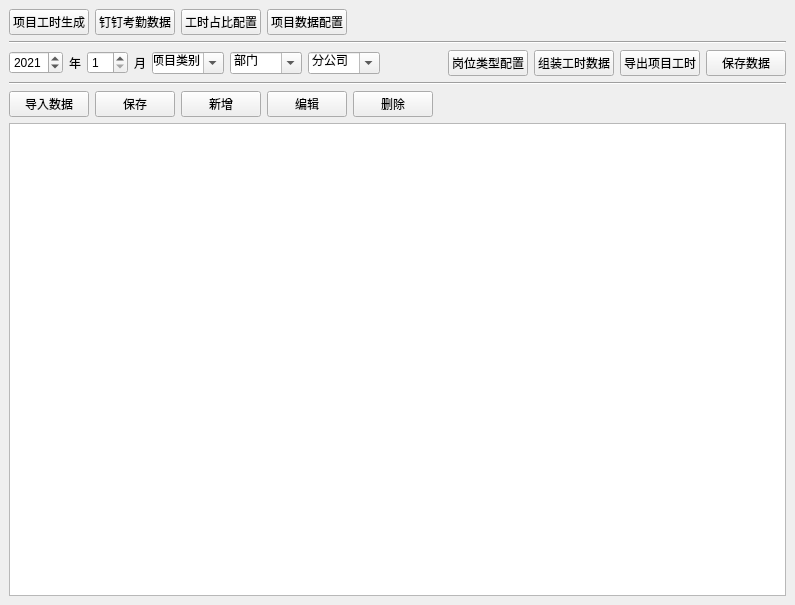
Old version of the form 11.GenerateWorkingHoursV2022/mainwindow.ui in the repository FakeItUtillMakeIt/QT-example.
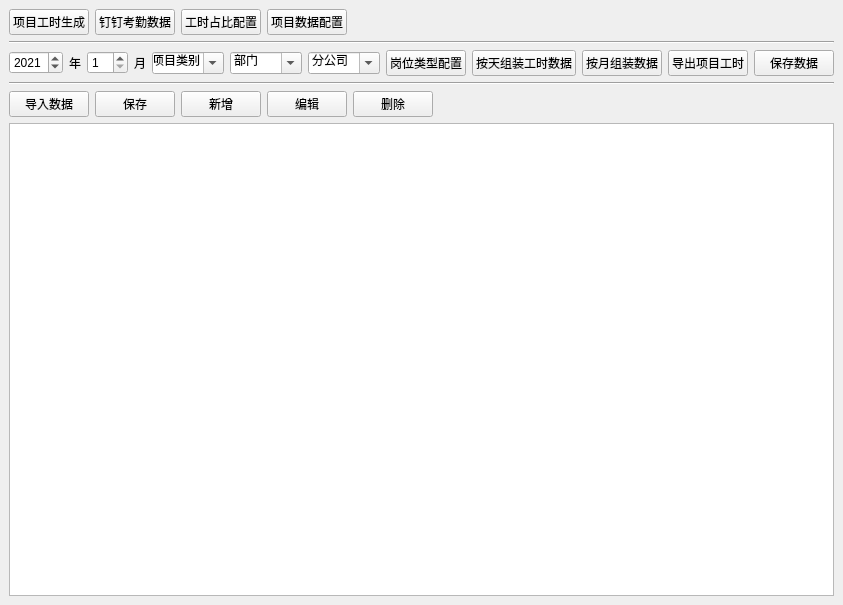
New version of the form.

Diff of the .ui file:
```diff
--- a/11.GenerateWorkingHoursV2022/mainwindow.ui
+++ b/11.GenerateWorkingHoursV2022/mainwindow.ui
@@ -163,7 +163,14 @@
       <item>
        <widget class="QPushButton" name="btnAssembleHoursData">
         <property name="text">
-         <string>组装工时数据</string>
+         <string>按天组装工时数据</string>
+        </property>
+       </widget>
+      </item>
+      <item>
+       <widget class="QPushButton" name="btnAssembleHoursMonthData">
+        <property name="text">
+         <string>按月组装数据</string>
         </property>
        </widget>
       </item>
```
